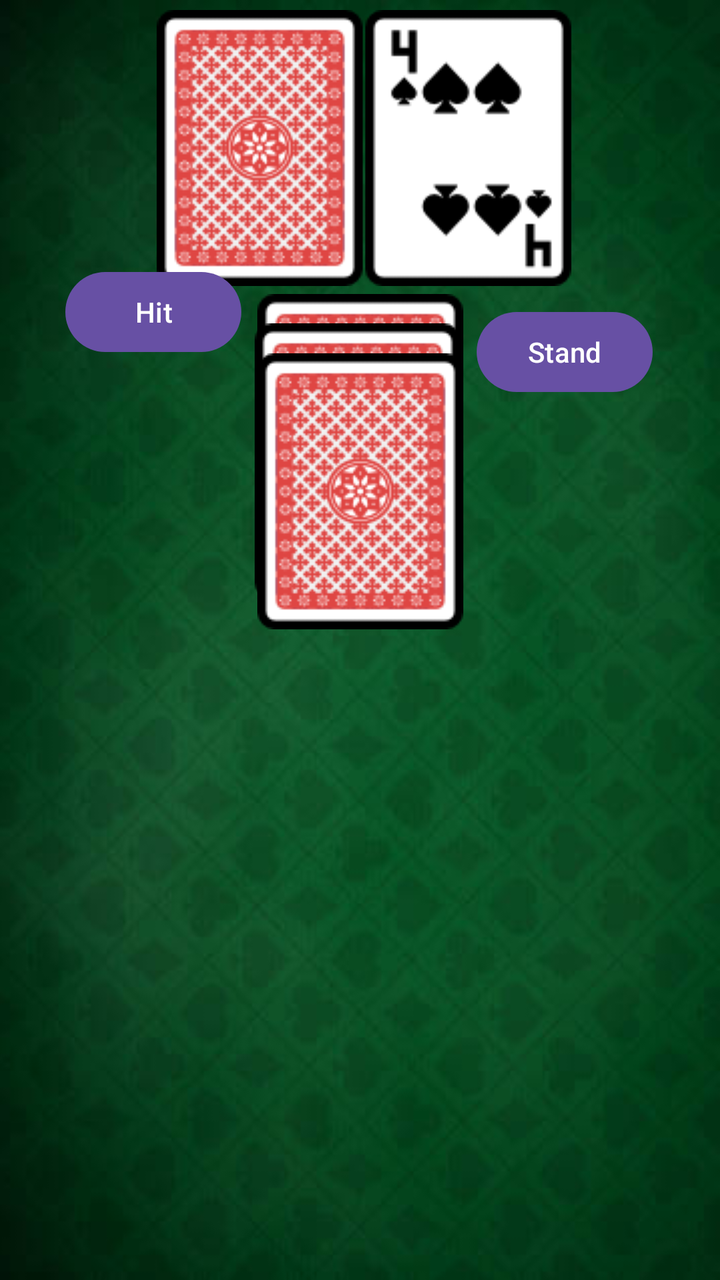
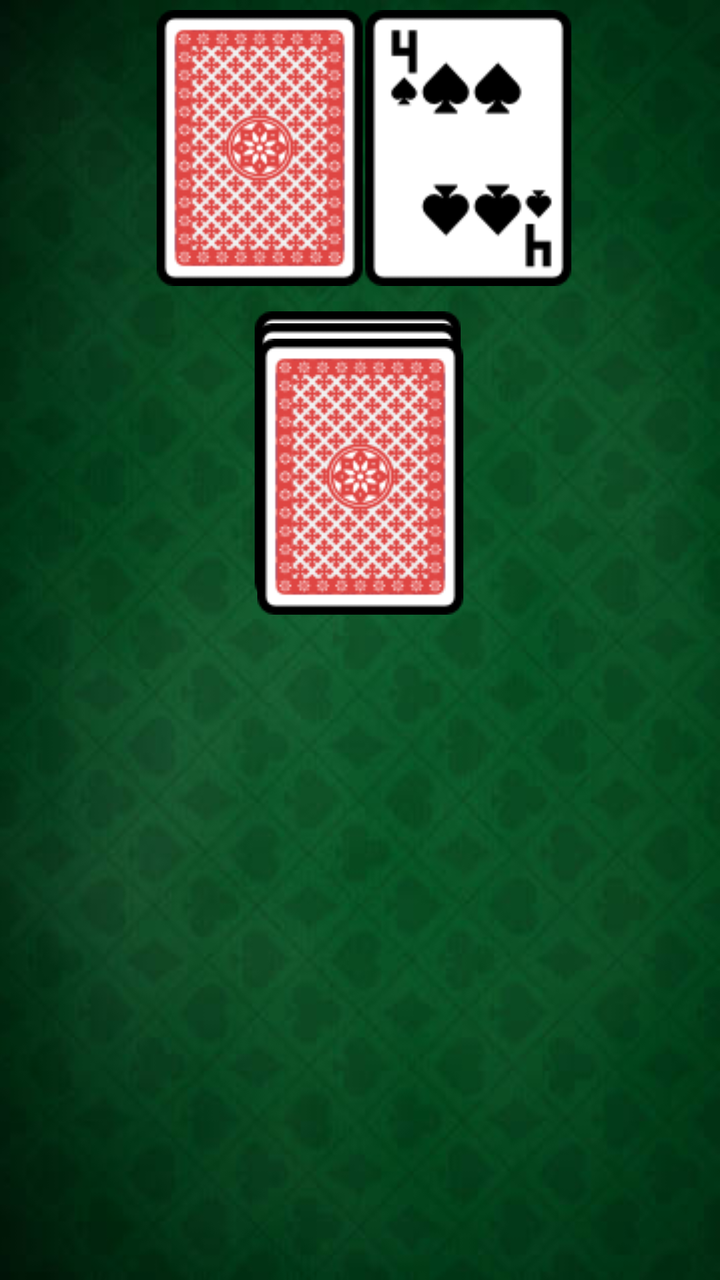

The first picture is an Android layout as it rendered before a commit; the second is the same layout after the commit. The layout source and the unified diff follow.
<!-- AndroidManifest.xml: application theme Theme._21Turbo -->
<!-- res/layout/play_screen.xml -->
<?xml version="1.0" encoding="utf-8"?>
<androidx.constraintlayout.widget.ConstraintLayout xmlns:android="http://schemas.android.com/apk/res/android"
    xmlns:app="http://schemas.android.com/apk/res-auto"
    xmlns:tools="http://schemas.android.com/tools"
    android:layout_width="match_parent"
    android:layout_height="match_parent"
    android:background="@drawable/table_background">

    <ImageView
        android:id="@+id/imageView3"
        android:layout_width="wrap_content"
        android:layout_height="wrap_content"
        app:layout_constraintBottom_toBottomOf="parent"
        app:layout_constraintEnd_toEndOf="parent"
        app:layout_constraintHorizontal_bias="0.305"
        app:layout_constraintStart_toStartOf="parent"
        app:layout_constraintTop_toTopOf="parent"
        app:layout_constraintVertical_bias="0.01"
        app:srcCompat="@drawable/back_of_card" />

    <ImageView
        android:id="@+id/imageView5"
        android:layout_width="wrap_content"
        android:layout_height="wrap_content"
        app:layout_constraintBottom_toBottomOf="parent"
        app:layout_constraintEnd_toEndOf="parent"
        app:layout_constraintStart_toStartOf="parent"
        app:layout_constraintTop_toTopOf="parent"
        app:layout_constraintVertical_bias="0.293"
        app:srcCompat="@drawable/back_of_card" />

    <ImageView
        android:id="@+id/imageView6"
        android:layout_width="wrap_content"
        android:layout_height="wrap_content"
        app:layout_constraintBottom_toBottomOf="parent"
        app:layout_constraintEnd_toEndOf="parent"
        app:layout_constraintHorizontal_bias="0.496"
        app:layout_constraintStart_toStartOf="parent"
        app:layout_constraintTop_toTopOf="parent"
        app:layout_constraintVertical_bias="0.322"
        app:srcCompat="@drawable/back_of_card" />

    <ImageView
        android:id="@+id/imageView7"
        android:layout_width="wrap_content"
        android:layout_height="wrap_content"
        app:layout_constraintBottom_toBottomOf="parent"
        app:layout_constraintEnd_toEndOf="parent"
        app:layout_constraintStart_toStartOf="parent"
        app:layout_constraintTop_toTopOf="parent"
        app:layout_constraintVertical_bias="0.352"
        app:srcCompat="@drawable/back_of_card" />

    <ImageView
        android:id="@+id/imageView14"
        android:layout_width="wrap_content"
        android:layout_height="wrap_content"
        app:layout_constraintBottom_toBottomOf="parent"
        app:layout_constraintEnd_toEndOf="parent"
        app:layout_constraintHorizontal_bias="0.711"
        app:layout_constraintStart_toStartOf="parent"
        app:layout_constraintTop_toTopOf="parent"
        app:layout_constraintVertical_bias="0.01"
        app:srcCompat="@drawable/spades4" />

    <Button
        android:id="@+id/hitButton"
        android:layout_width="wrap_content"
        android:layout_height="wrap_content"
        android:layout_marginBottom="460dp"
        android:text="Hit"
        app:layout_constraintBottom_toBottomOf="parent"
        app:layout_constraintEnd_toEndOf="parent"
        app:layout_constraintHorizontal_bias="0.12"
        app:layout_constraintStart_toStartOf="parent" />

    <Button
        android:id="@+id/standButton"
        android:layout_width="wrap_content"
        android:layout_height="wrap_content"
        android:layout_marginBottom="440dp"
        android:text="Stand"
        app:layout_constraintBottom_toBottomOf="parent"
        app:layout_constraintEnd_toEndOf="parent"
        app:layout_constraintHorizontal_bias="0.876"
        app:layout_constraintStart_toStartOf="parent" />

    <LinearLayout
        android:id="@+id/playerHand"
        android:layout_width="411dp"
        android:layout_height="124dp"
        android:layout_marginTop="591dp"
        android:orientation="horizontal"
        app:layout_constraintStart_toStartOf="parent"
        app:layout_constraintTop_toTopOf="parent"></LinearLayout>

</androidx.constraintlayout.widget.ConstraintLayout>
<!-- resources referenced by this layout -->
<resources>
  <!-- drawable back_of_card: png bitmap (drawable, 24606 bytes) -->
  <!-- drawable spades4: png bitmap (drawable, 3785 bytes) -->
  <!-- drawable table_background: png bitmap (drawable, 149849 bytes) -->
  <style name="Theme._21Turbo" parent="Base.Theme._21Turbo" />
  <style name="Base.Theme._21Turbo" parent="Theme.Material3.DayNight.NoActionBar">
          
          
      </style>
</resources>

<!-- the commit's change to res/layout/play_screen.xml (unified diff, before → after) -->
@@ -19,18 +19,19 @@
         app:srcCompat="@drawable/back_of_card" />
 
     <ImageView
-        android:id="@+id/imageView5"
+        android:id="@+id/bottomOfDeck"
         android:layout_width="wrap_content"
         android:layout_height="wrap_content"
         app:layout_constraintBottom_toBottomOf="parent"
         app:layout_constraintEnd_toEndOf="parent"
+        app:layout_constraintHorizontal_bias="0.496"
         app:layout_constraintStart_toStartOf="parent"
         app:layout_constraintTop_toTopOf="parent"
-        app:layout_constraintVertical_bias="0.293"
+        app:layout_constraintVertical_bias="0.31"
         app:srcCompat="@drawable/back_of_card" />
 
     <ImageView
-        android:id="@+id/imageView6"
+        android:id="@+id/middleOfDeck"
         android:layout_width="wrap_content"
         android:layout_height="wrap_content"
         app:layout_constraintBottom_toBottomOf="parent"
@@ -42,14 +43,14 @@
         app:srcCompat="@drawable/back_of_card" />
 
     <ImageView
-        android:id="@+id/imageView7"
+        android:id="@+id/topOfDeck"
         android:layout_width="wrap_content"
         android:layout_height="wrap_content"
         app:layout_constraintBottom_toBottomOf="parent"
         app:layout_constraintEnd_toEndOf="parent"
         app:layout_constraintStart_toStartOf="parent"
         app:layout_constraintTop_toTopOf="parent"
-        app:layout_constraintVertical_bias="0.352"
+        app:layout_constraintVertical_bias="0.337"
         app:srcCompat="@drawable/back_of_card" />
 
     <ImageView
@@ -68,29 +69,34 @@
         android:id="@+id/hitButton"
         android:layout_width="wrap_content"
         android:layout_height="wrap_content"
-        android:layout_marginBottom="460dp"
+        android:layout_marginTop="231dp"
+        android:layout_marginBottom="452dp"
         android:text="Hit"
         app:layout_constraintBottom_toBottomOf="parent"
         app:layout_constraintEnd_toEndOf="parent"
         app:layout_constraintHorizontal_bias="0.12"
-        app:layout_constraintStart_toStartOf="parent" />
+        app:layout_constraintStart_toStartOf="parent"
+        app:layout_constraintTop_toTopOf="parent" />
 
     <Button
         android:id="@+id/standButton"
         android:layout_width="wrap_content"
         android:layout_height="wrap_content"
-        android:layout_marginBottom="440dp"
+        android:layout_marginTop="231dp"
+        android:layout_marginBottom="452dp"
         android:text="Stand"
         app:layout_constraintBottom_toBottomOf="parent"
         app:layout_constraintEnd_toEndOf="parent"
         app:layout_constraintHorizontal_bias="0.876"
-        app:layout_constraintStart_toStartOf="parent" />
+        app:layout_constraintStart_toStartOf="parent"
+        app:layout_constraintTop_toTopOf="parent" />
 
     <LinearLayout
         android:id="@+id/playerHand"
-        android:layout_width="411dp"
-        android:layout_height="124dp"
-        android:layout_marginTop="591dp"
+        android:layout_width="410dp"
+        android:layout_height="139dp"
+        android:layout_marginTop="576dp"
+        android:isScrollContainer="true"
         android:orientation="horizontal"
         app:layout_constraintStart_toStartOf="parent"
         app:layout_constraintTop_toTopOf="parent"></LinearLayout>
